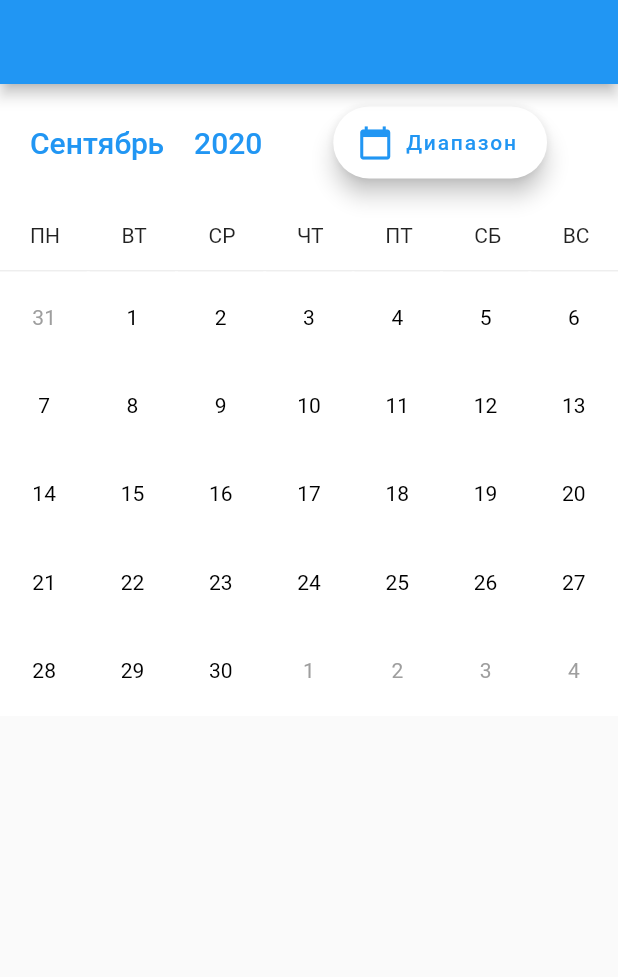
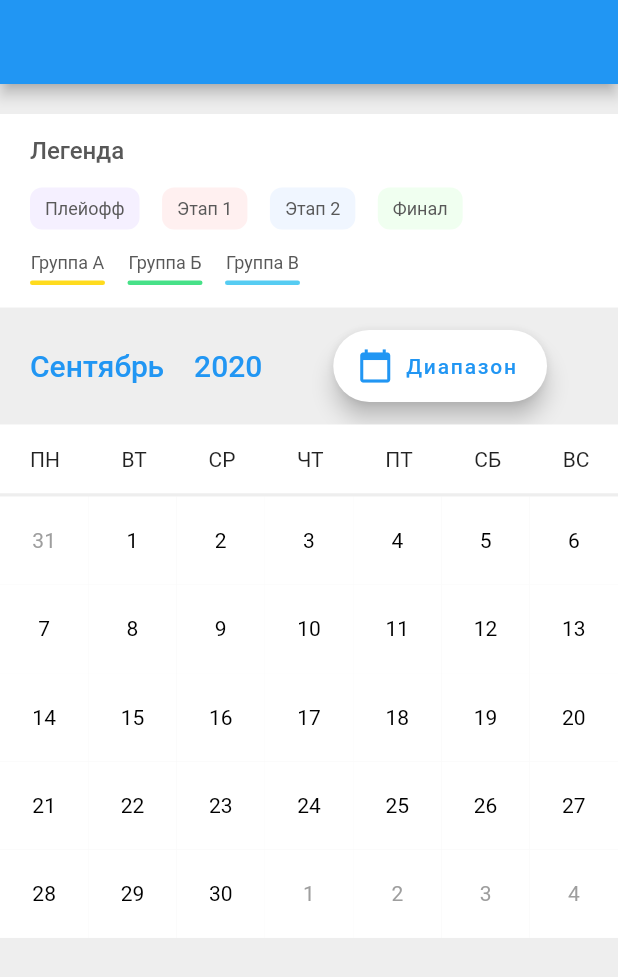
Before and after one commit to grafovdenis/pretty_calendar, a Flutter app: the screen it shows after launch, on a phone screen of 412 x 824 dp. Shown: the top 977 px of the screen. Run offline on Flutter 3.47's test engine with Material 2 defaults, Android fonts, the light colour scheme and no system bars; our stand-ins replace month_picker_dialog.

Commit message:
add legend and colors

```diff
--- /dev/null
+++ b/lib/calendar_colors.dart
@@ -0,0 +1,14 @@
+import 'package:flutter/material.dart';
+
+class TypeColors {
+  static const playoff = Color.fromRGBO(245, 240, 255, 1);
+  static const stage1 = Color.fromRGBO(255, 240, 240, 1);
+  static const stage2 = Color.fromRGBO(240, 246, 255, 1);
+  static const finalStage = Color.fromRGBO(240, 255, 240, 1);
+}
+
+class GroupColors {
+  static const groupA = Color.fromRGBO(255, 219, 30, 1);
+  static const groupB = Color.fromRGBO(71, 225, 136, 1);
+  static const groupC = Color.fromRGBO(86, 204, 242, 1);
+}
--- a/lib/models/day_model.dart
+++ b/lib/models/day_model.dart
@@ -1,8 +1,10 @@
 class DayModel {
+  ///Base properties
+  final int day;
+  final bool isCurrentMonth;
+
   final String color;
-  final int day;
   final List<String> underlineColors;
-  final bool isCurrentMonth;
   final bool hasPrev;
   final bool hasNext;
 
@@ -14,4 +16,11 @@ class DayModel {
     this.hasPrev = false,
     this.hasNext = false,
   });
+
+  DayModel copyWith({
+    String color,
+    List<String> underlineColors,
+    bool hasPrev,
+    bool hasNext,
+  }) {}
 }
--- a/lib/pages/home_page.dart
+++ b/lib/pages/home_page.dart
@@ -1,5 +1,6 @@
 import 'package:flutter/material.dart';
 import 'package:pretty_calendar/widgets/calendar_widget.dart';
+import 'package:pretty_calendar/widgets/legend_widget.dart';
 
 class HomePage extends StatelessWidget {
   const HomePage({Key key}) : super(key: key);
@@ -9,8 +10,11 @@ class HomePage extends StatelessWidget {
     final today = DateTime.now();
     return Scaffold(
       appBar: AppBar(),
+      backgroundColor: Color.fromRGBO(238, 238, 238, 1),
       body: Column(
         children: [
+          SizedBox(height: 20),
+          LegendWidget(),
           CalendarWidget(
             year: today.year,
             month: today.month,
--- a/lib/widgets/calendar_widget.dart
+++ b/lib/widgets/calendar_widget.dart
@@ -40,8 +40,7 @@ class _CalendarWidgetState extends State<CalendarWidget> {
   }
 
   Widget header(BuildContext context) => Container(
-        color: Colors.white,
-        padding: const EdgeInsets.symmetric(vertical: 15),
+        margin: const EdgeInsets.symmetric(vertical: 15),
         child: Row(
           mainAxisAlignment: MainAxisAlignment.spaceBetween,
           children: [
@@ -62,7 +61,8 @@ class _CalendarWidgetState extends State<CalendarWidget> {
                     ]),
               ),
               onTap: () {
-                final today = selectedDate ?? DateTime(widget.year, widget.month);
+                final today =
+                    selectedDate ?? DateTime(widget.year, widget.month);
                 showMonthPicker(
                   context: context,
                   initialDate: today,
@@ -172,11 +172,11 @@ class _CalendarWidgetState extends State<CalendarWidget> {
     );
 
     return Container(
-      color: Colors.white,
       child: Column(
         children: [
           header(context),
-          Padding(
+          Container(
+            color: Colors.white,
             padding:
                 const EdgeInsets.only(left: 20, top: 15, right: 19, bottom: 15),
             child: calendarHeader,
--- a/lib/widgets/day_widget.dart
+++ b/lib/widgets/day_widget.dart
@@ -27,7 +27,6 @@ class DayWidget extends StatelessWidget {
       decoration: BoxDecoration(
         border: Border.all(style: BorderStyle.none, width: 0),
         color: stringToColor(),
-        boxShadow: [BoxShadow(color: stringToColor(), spreadRadius: 1)],
       ),
       child: Center(
           child: Text(
--- /dev/null
+++ b/lib/widgets/group_widget.dart
@@ -0,0 +1,34 @@
+import 'package:flutter/material.dart';
+
+class GroupWidget extends StatelessWidget {
+  final String title;
+  final Color color;
+  const GroupWidget({Key key, this.title, this.color}) : super(key: key);
+
+  @override
+  Widget build(BuildContext context) {
+    return Container(
+      margin: const EdgeInsets.only(right: 15),
+      child: Column(
+        children: [
+          Text(
+            title,
+            style: TextStyle(
+              fontSize: 12,
+              color: const Color.fromRGBO(88, 88, 88, 1),
+            ),
+          ),
+          Container(
+            height: 3,
+            width: 50,
+            margin: const EdgeInsets.only(top: 5),
+            decoration: BoxDecoration(
+              color: color,
+              borderRadius: BorderRadius.all(Radius.circular(4)),
+            ),
+          ),
+        ],
+      ),
+    );
+  }
+}
--- /dev/null
+++ b/lib/widgets/legend_item_widget.dart
@@ -0,0 +1,29 @@
+import 'package:flutter/material.dart';
+
+class LegendItemWidget extends StatelessWidget {
+  final Color color;
+  final String title;
+
+  const LegendItemWidget({
+    Key key,
+    this.color = Colors.white,
+    this.title,
+  }) : super(key: key);
+
+  @override
+  Widget build(BuildContext context) {
+    return Container(
+      decoration: BoxDecoration(
+        color: color,
+        borderRadius: BorderRadius.all(Radius.circular(8)),
+      ),
+      padding: const EdgeInsets.symmetric(vertical: 7, horizontal: 10),
+      margin: const EdgeInsets.only(right: 15),
+      child: Text(
+        title,
+        style:
+            TextStyle(fontSize: 12, color: const Color.fromRGBO(88, 88, 88, 1)),
+      ),
+    );
+  }
+}
--- /dev/null
+++ b/lib/widgets/legend_widget.dart
@@ -0,0 +1,75 @@
+import 'package:flutter/material.dart';
+import 'package:pretty_calendar/calendar_colors.dart';
+import 'package:pretty_calendar/widgets/group_widget.dart';
+
+import 'legend_item_widget.dart';
+
+///TODO make it expandable?
+class LegendWidget extends StatelessWidget {
+  const LegendWidget({Key key}) : super(key: key);
+
+  @override
+  Widget build(BuildContext context) {
+    return Container(
+      color: Colors.white,
+      padding: const EdgeInsets.symmetric(horizontal: 20),
+      child: Column(
+        children: [
+          SizedBox(height: 15),
+          Row(
+            mainAxisAlignment: MainAxisAlignment.start,
+            children: [
+              Text(
+                "Легенда",
+                style: TextStyle(
+                  color: Color.fromRGBO(88, 88, 88, 1),
+                  fontWeight: FontWeight.w500,
+                  fontSize: 16,
+                ),
+              ),
+            ],
+          ),
+          SizedBox(height: 15),
+          Row(
+            children: [
+              LegendItemWidget(
+                title: "Плейофф",
+                color: TypeColors.playoff,
+              ),
+              LegendItemWidget(
+                title: "Этап 1",
+                color: TypeColors.stage1,
+              ),
+              LegendItemWidget(
+                title: "Этап 2",
+                color: TypeColors.stage2,
+              ),
+              LegendItemWidget(
+                title: "Финал",
+                color: TypeColors.finalStage,
+              ),
+            ],
+          ),
+          SizedBox(height: 15),
+          Row(
+            children: [
+              GroupWidget(
+                title: "Группа А",
+                color: GroupColors.groupA,
+              ),
+              GroupWidget(
+                title: "Группа Б",
+                color: GroupColors.groupB,
+              ),
+              GroupWidget(
+                title: "Группа В",
+                color: GroupColors.groupC,
+              ),
+            ],
+          ),
+          SizedBox(height: 15),
+        ],
+      ),
+    );
+  }
+}
```
